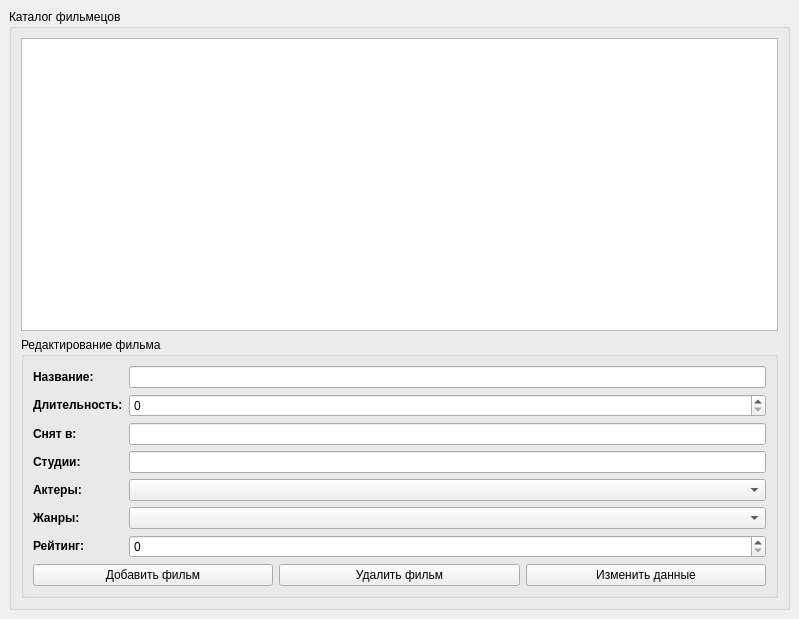
The window that cinema/moviewindow.ui (Nihrom77/cinemaQT) describes before a commit, drawn with Qt 5.
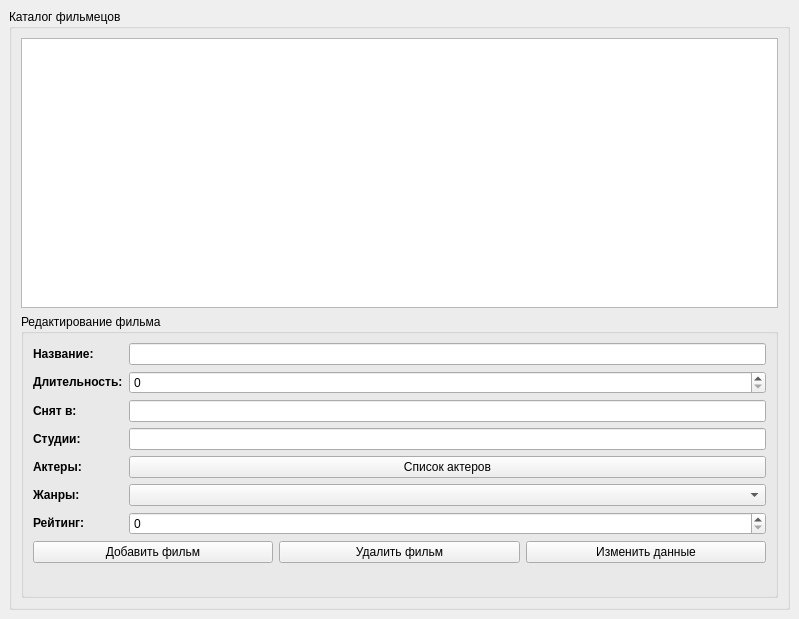
The same window after the commit.

Patch:
```diff
--- a/cinema/moviewindow.ui
+++ b/cinema/moviewindow.ui
@@ -32,6 +32,12 @@
     </property>
     <item>
      <widget class="QGroupBox" name="groupBox">
+      <property name="minimumSize">
+       <size>
+        <width>0</width>
+        <height>500</height>
+       </size>
+      </property>
       <property name="title">
        <string>Каталог фильмецов</string>
       </property>
@@ -60,6 +66,12 @@
        </item>
        <item>
         <widget class="QGroupBox" name="groupBox_2">
+         <property name="minimumSize">
+          <size>
+           <width>0</width>
+           <height>284</height>
+          </size>
+         </property>
          <property name="title">
           <string>Редактирование фильма</string>
          </property>
@@ -132,12 +144,9 @@
            </widget>
           </item>
           <item row="4" column="1">
-           <widget class="QComboBox" name="actorsEdit">
-            <property name="enabled">
-             <bool>true</bool>
-            </property>
-            <property name="editable">
-             <bool>false</bool>
+           <widget class="QPushButton" name="actorsShowButton">
+            <property name="text">
+             <string>Список актеров</string>
             </property>
            </widget>
           </item>
@@ -165,7 +174,7 @@
           <item row="6" column="1">
            <widget class="QSpinBox" name="ageRestrictionEdit"/>
           </item>
-          <item row="10" column="0" colspan="2">
+          <item row="8" column="0" colspan="2">
            <layout class="QHBoxLayout" name="horizontalLayout">
             <property name="sizeConstraint">
              <enum>QLayout::SetDefaultConstraint</enum>
```
Left out of the diff: 2 changed lines with no effect on the pictures.
